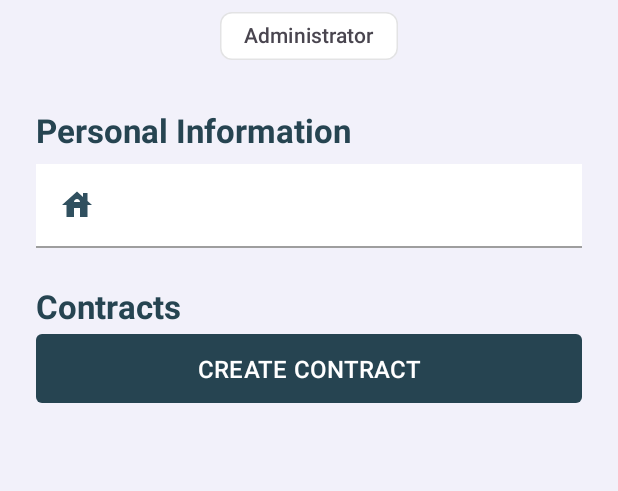
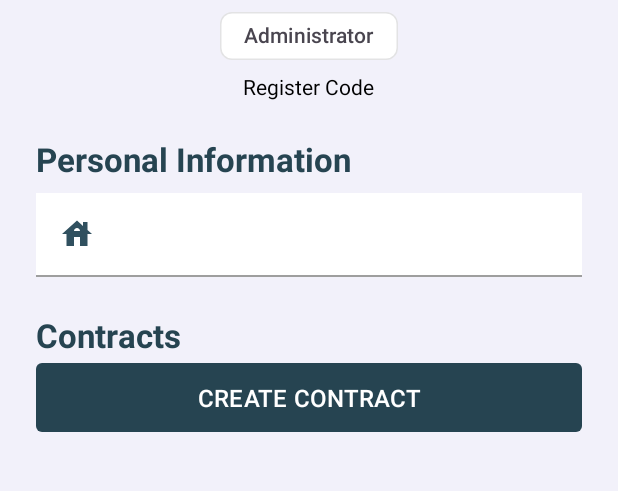
Before and after one commit to paulovareiro29/gym-buddy-android, an Android app: the layout fragment_admin_user_individual.xml on its own in the app's theme, with its tools: preview values and no code run, on a phone screen of 412 x 824 dp, the part 426-917 px from its top. Run offline under Robolectric (Android 15) with nearby library versions, the phone set to English and light mode, and no system bars.

Commit message:
feat: add register code on admin user view

```diff
--- a/app/src/main/res/layout/fragment_admin_user_individual.xml
+++ b/app/src/main/res/layout/fragment_admin_user_individual.xml
@@ -45,7 +45,6 @@
                     app:layout_constraintTop_toTopOf="parent" />
             </androidx.constraintlayout.widget.ConstraintLayout>
 
-
             <TextView
                 android:id="@+id/name"
                 style="@style/Theme.Typography.Headline"
@@ -73,6 +72,11 @@
                 tools:text="@string/administrator"
                 android:checkable="false" />
 
+            <TextView
+                android:id="@+id/register_code"
+                android:layout_width="wrap_content"
+                android:layout_height="wrap_content"
+                tools:text="@string/register_code" />
         </LinearLayout>
 
         <!-- PERSONAL INFORMATION -->
```
Also changed, not shown: app/src/main/java/ipvc/gymbuddy/app/fragments/admin/user/AdminUserIndividualFragment.kt (+7 -0 lines).
